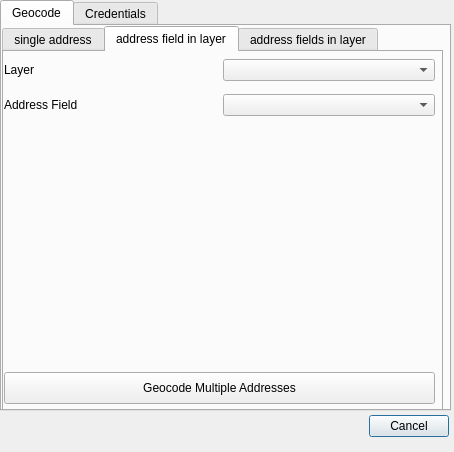
Qt form hereqgis_dialog_base.ui (riccardoklinger/Hqgis) before a commit.
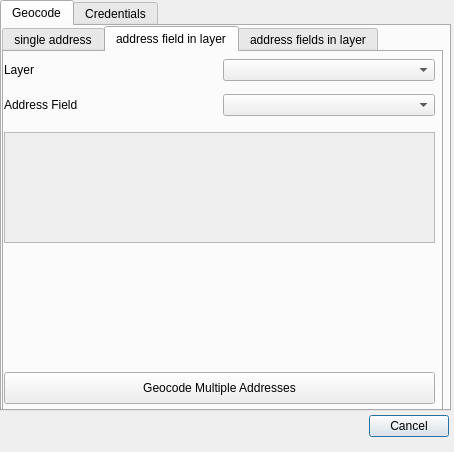
The same form after that commit. The open tabs and pages were chosen to show the change.

What changed in the file:
```diff
--- a/hereqgis_dialog_base.ui
+++ b/hereqgis_dialog_base.ui
@@ -162,6 +162,19 @@
         <string>Geocode Multiple Addresses</string>
        </property>
       </widget>
+      <widget class="QTextBrowser" name="geocodeResult">
+       <property name="enabled">
+        <bool>false</bool>
+       </property>
+       <property name="geometry">
+        <rect>
+         <x>0</x>
+         <y>80</y>
+         <width>431</width>
+         <height>111</height>
+        </rect>
+       </property>
+      </widget>
      </widget>
      <widget class="QWidget" name="tab_5">
       <attribute name="title">
```
Left out of the diff: 2 changed lines with no effect on the pictures.
